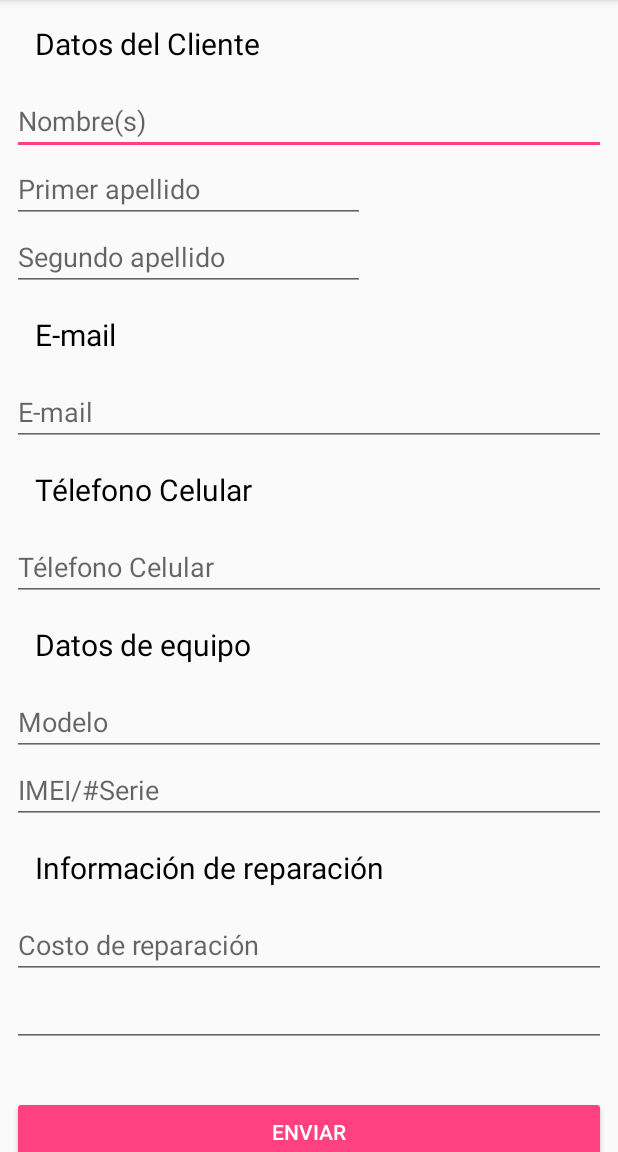
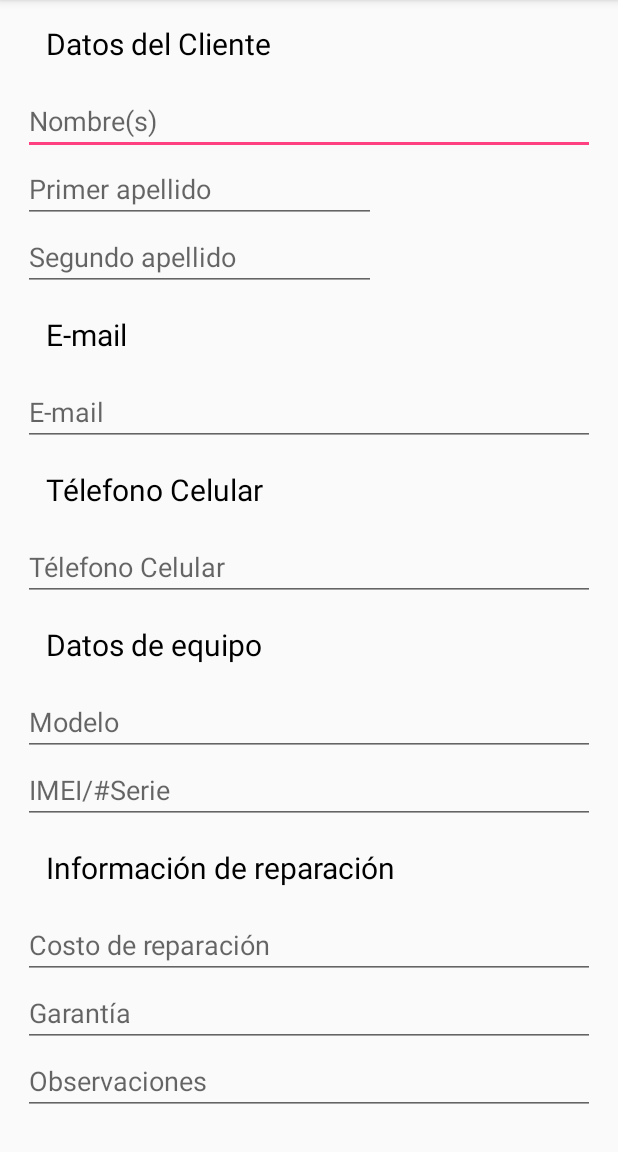
Before and after one commit to hecthor0/FixNote, an Android app: the screen it shows after launch (MainActivity), on a phone screen of 412 x 824 dp, the part 84-1236 px from its top. Run offline under Robolectric (Android 15) with nearby library versions, the phone set to English and light mode, and no system bars.

Commit message:
Version final del 5 de mayo

```diff
--- a/app/src/main/res/layout/activity_main.xml
+++ b/app/src/main/res/layout/activity_main.xml
@@ -9,12 +9,12 @@
     <ScrollView
         android:layout_width="match_parent"
         android:layout_height="wrap_content"
-        android:layout_marginBottom="8dp"
-        android:layout_marginEnd="8dp"
-        android:layout_marginLeft="8dp"
-        android:layout_marginRight="8dp"
-        android:layout_marginStart="8dp"
-        android:layout_marginTop="8dp"
+        android:layout_marginBottom="0dp"
+        android:layout_marginEnd="0dp"
+        android:layout_marginLeft="0dp"
+        android:layout_marginRight="0dp"
+        android:layout_marginStart="0dp"
+        android:layout_marginTop="0dp"
         app:layout_constraintBottom_toBottomOf="parent"
         app:layout_constraintEnd_toEndOf="parent"
         app:layout_constraintStart_toStartOf="parent"
@@ -23,7 +23,9 @@
         <LinearLayout
             android:id="@+id/scroll_linear"
             android:layout_width="match_parent"
-            android:layout_height="wrap_content"
+            android:layout_height="match_parent"
+            android:layout_marginLeft="15dp"
+            android:layout_marginRight="15dp"
             android:orientation="vertical">
 
             <TextView
@@ -138,11 +140,20 @@
                 android:inputType="number" />
 
             <EditText
-                android:id="@+id/info_repa"
+                android:id="@+id/garantia"
+                android:layout_width="match_parent"
+                android:layout_height="wrap_content"
+                android:ems="10"
+                android:hint="@string/garantia"
+                android:inputType="textPersonName" />
+
+            <EditText
+                android:id="@+id/observaciones"
                 android:layout_width="match_parent"
                 android:layout_height="wrap_content"
                 android:contentDescription="@string/info"
                 android:ems="10"
+                android:hint="@string/observaciones"
                 android:inputType="textMultiLine" />
 
             <TextView
--- a/app/src/main/res/values/strings.xml
+++ b/app/src/main/res/values/strings.xml
@@ -12,5 +12,7 @@
     <string name="id_equipo">IMEI/#Serie</string>
     <string name="info">Información de reparación</string>
     <string name="costo">Costo de reparación</string>
+    <string name="garantia">Garantía</string>
+    <string name="observaciones">Observaciones</string>
 
 </resources>
```
Also changed, not shown: app/src/main/java/com/example/hector/fixnote/MainActivity.java (+40 -31 lines).
